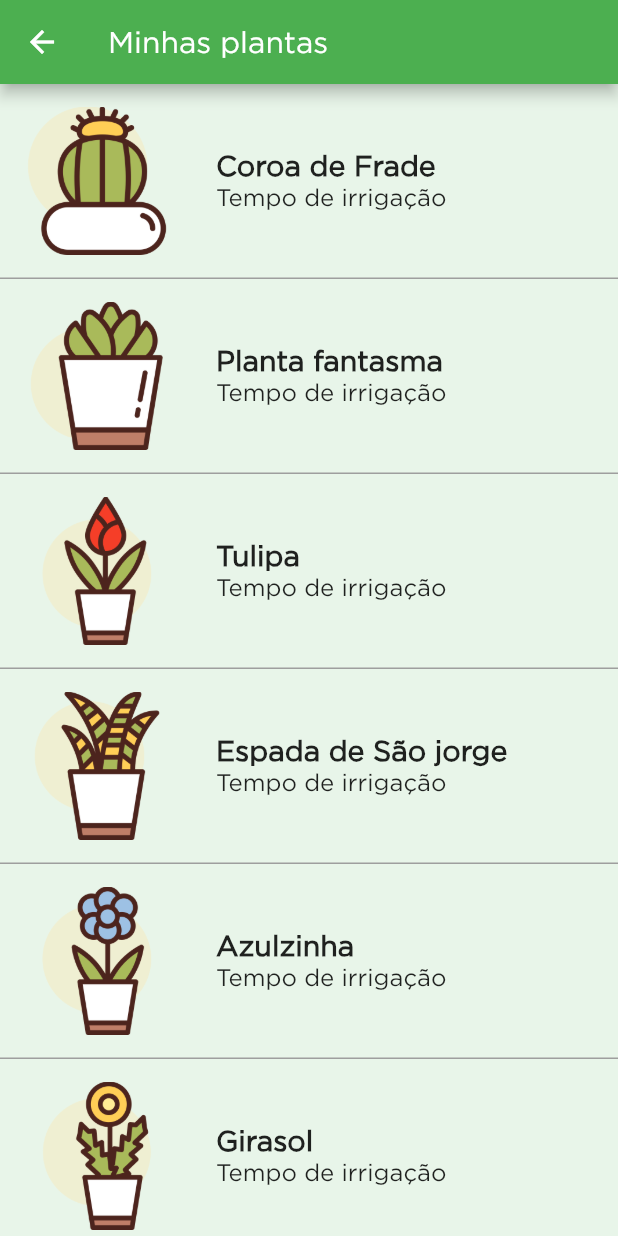
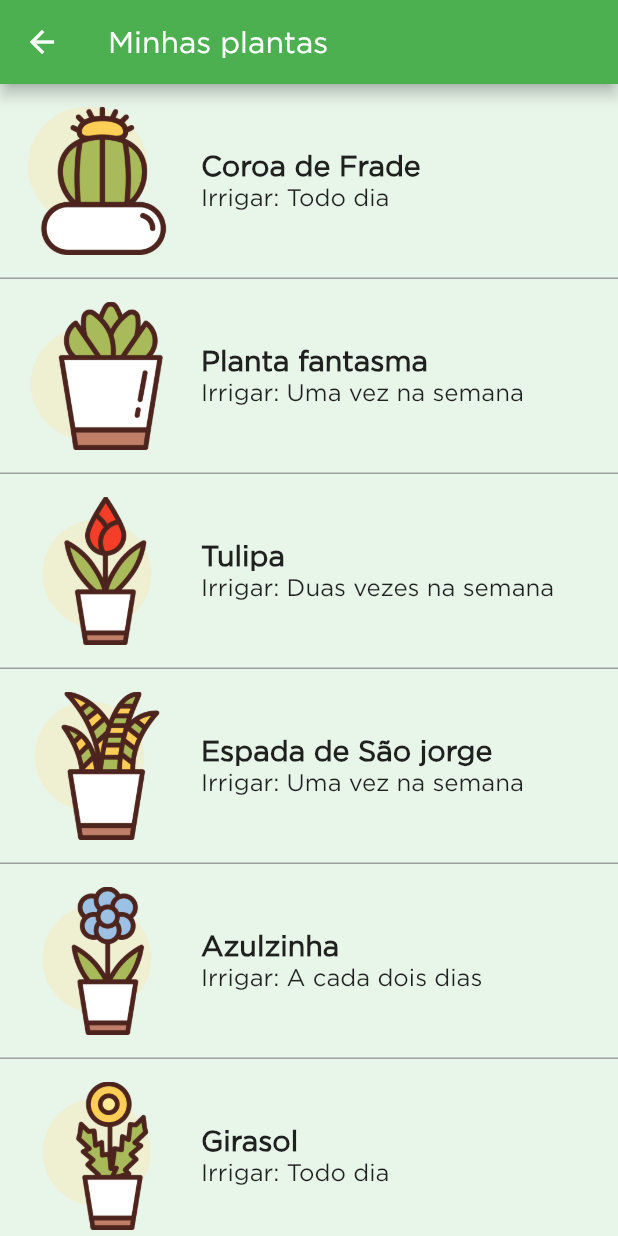
Before and after one commit to RebecaTorrecilhas/projeto_plantas, a Flutter app: the PlantasList screen opened directly, on a phone screen of 412 x 824 dp. Run offline on Flutter 3.47's test engine with Material 2 defaults, Android fonts, the phone set to English and light mode, and no system bars; our stand-ins replace select_form_field.

Commit message:
Adicionado tempo de irrigação na lista de plantas

```diff
--- a/lib/pages/plantasList.dart
+++ b/lib/pages/plantasList.dart
@@ -50,7 +50,7 @@ class _PlantasListState extends State<PlantasList> {
                     children: [
                       Image.asset(controller.plantas[index].icon, height: 120),
                       Padding(
-                        padding: EdgeInsets.only(left: 30),
+                        padding: EdgeInsets.only(left: 20),
                         child: Column(
                           crossAxisAlignment: CrossAxisAlignment.start,
                           mainAxisAlignment: MainAxisAlignment.center,
@@ -63,7 +63,8 @@ class _PlantasListState extends State<PlantasList> {
                               ),
                             ),
                             Text(
-                              'Tempo de irrigação',
+                              'Irrigar: ' +
+                              controller.plantas[index].irrigacao,
                               style: TextStyle(
                                 fontSize: 16,
                               ),
```
